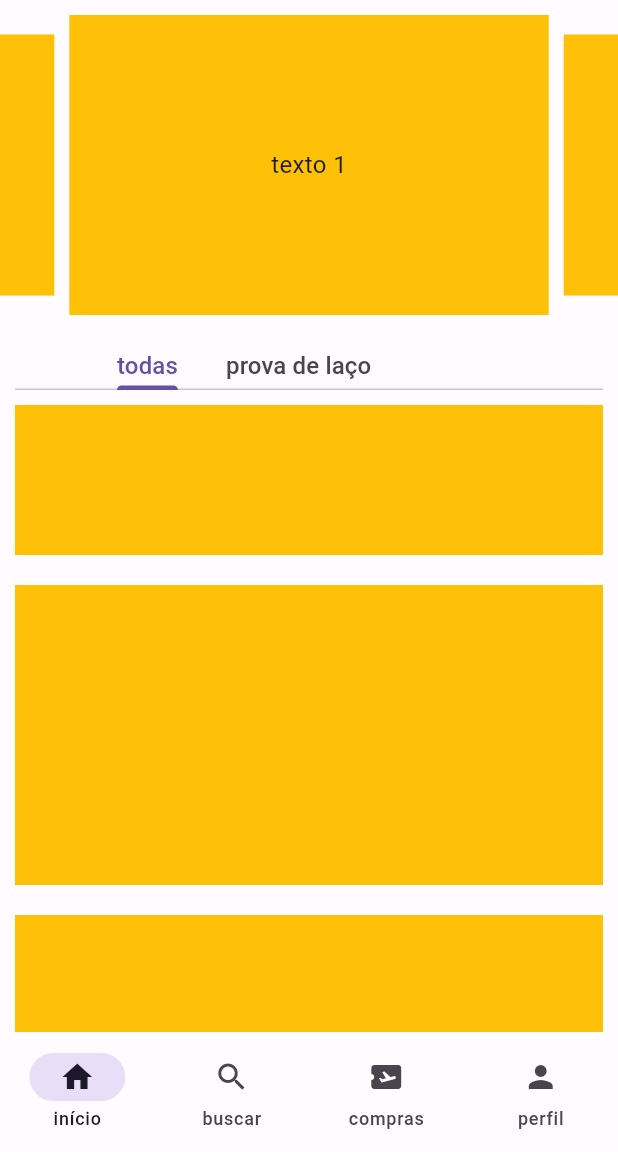
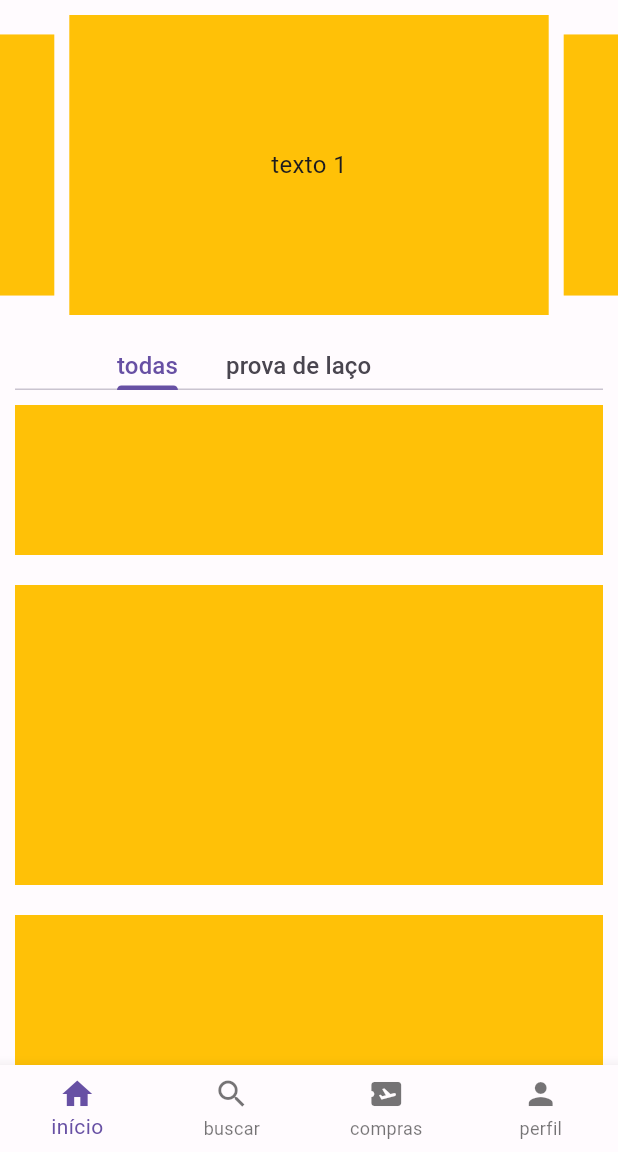
Before and after one commit to WordSystemLTDA/glauber, a Flutter app: the screen it shows after launch, on a phone screen of 412 x 824 dp, the part 84-1236 px from its top. Run offline on Flutter 3.47's test engine with Material 2 defaults, Android fonts, the phone set to English and light mode, and no system bars; drawn by our look-alikes of carousel_slider; our stand-ins replace dio.

Commit message:
mudança_bottomNavigationBar

```diff
--- a/lib/src/modulos/home/home.dart
+++ b/lib/src/modulos/home/home.dart
@@ -29,16 +29,17 @@ class _HomeState extends State<Home> {
         centerTitle: true,
       ),
       body: pages[page_index],
-      bottomNavigationBar: NavigationBar(
-          selectedIndex: page_index,
-          onDestinationSelected: (index) {
+      bottomNavigationBar: BottomNavigationBar(
+          currentIndex: page_index,
+          onTap: (index) {
             setState(() => page_index = index);
           },
-          destinations: const [
-            NavigationDestination(icon: Icon(Icons.home), label: 'início'),
-            NavigationDestination(icon: Icon(Icons.search), label: 'buscar'),
-            NavigationDestination(icon: Icon(Icons.airplane_ticket), label: 'compras'),
-            NavigationDestination(icon: Icon(Icons.person), label: 'perfil')
+          type: BottomNavigationBarType.fixed,
+          items: const [
+            BottomNavigationBarItem(icon: Icon(Icons.home), label: 'início'),
+            BottomNavigationBarItem(icon: Icon(Icons.search), label: 'buscar'),
+            BottomNavigationBarItem(icon: Icon(Icons.airplane_ticket), label: 'compras'),
+            BottomNavigationBarItem(icon: Icon(Icons.person), label: 'perfil')
           ]),
       endDrawer: Drawer(
         child: ListView(
```
